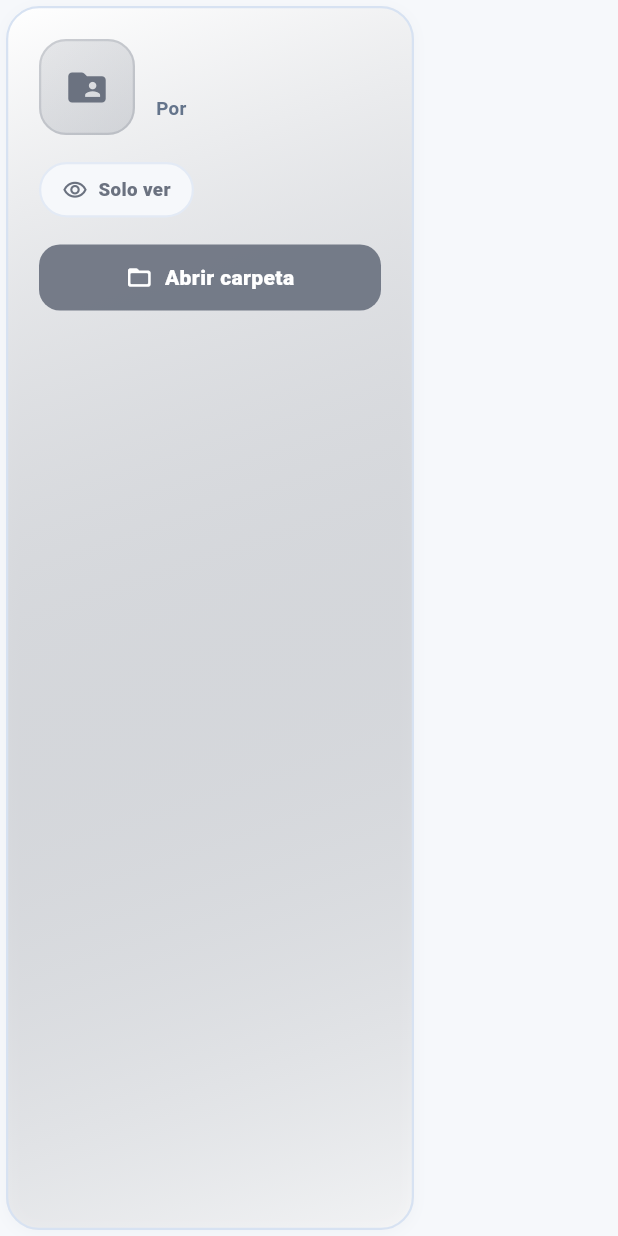
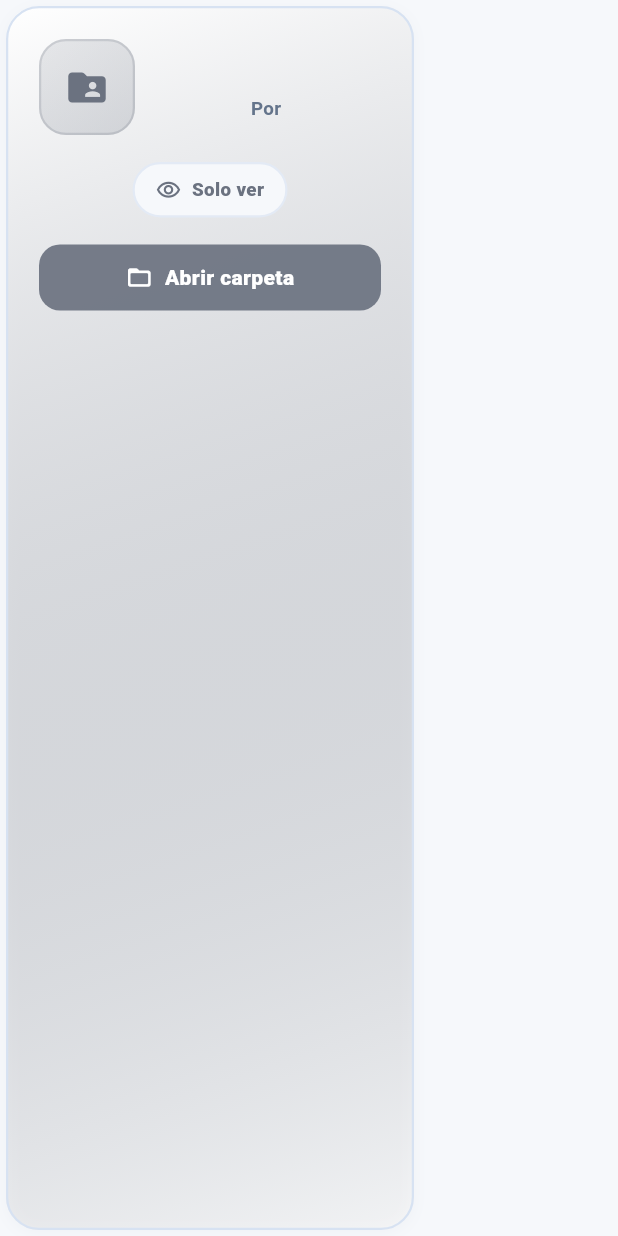
Before and after one commit to Jaumemh/Droply, a Flutter app: the _SharedFolderHoverCard widget shown alone on an empty page, opened directly with empty values, on a phone screen of 412 x 824 dp. Run offline on Flutter 3.47's test engine with Material 3 defaults, Android fonts, the phone set to English and light mode, and no system bars; our stand-ins replace file_picker, flutter_dotenv, image_picker, supabase_flutter; missing offline and left inert: dart:html, dart:ui_web, syncfusion_flutter_pdfviewer; accounts and stored records are empty; network calls fail; statements that could not run were skipped.

Commit message:
Commit Sprint 10

```diff
--- a/droply/lib/features/dashboard/presentation/dashboard_view.dart
+++ b/droply/lib/features/dashboard/presentation/dashboard_view.dart
@@ -2895,7 +2895,7 @@ class _SharedFolderHoverCardState extends State<_SharedFolderHoverCard> {
               child: Padding(
                 padding: const EdgeInsets.all(22),
                 child: Column(
-                  crossAxisAlignment: CrossAxisAlignment.start,
+                  crossAxisAlignment: CrossAxisAlignment.center,
                   children: [
                     Row(
                       children: [
@@ -2945,10 +2945,11 @@ class _SharedFolderHoverCardState extends State<_SharedFolderHoverCard> {
                         const SizedBox(width: 14),
                         Expanded(
                           child: Column(
-                            crossAxisAlignment: CrossAxisAlignment.start,
+                            crossAxisAlignment: CrossAxisAlignment.center,
                             children: [
                               Text(
                                 share.folderName ?? 'Carpeta compartida',
+                                textAlign: TextAlign.center,
                                 maxLines: 2,
                                 overflow: TextOverflow.ellipsis,
                                 style: const TextStyle(
@@ -2974,7 +2975,8 @@ class _SharedFolderHoverCardState extends State<_SharedFolderHoverCard> {
                       ],
                     ),
                     const SizedBox(height: 18),
-                    Container(
+                    Center(
+                    child: Container(
                       padding: const EdgeInsets.symmetric(
                         horizontal: 14,
                         vertical: 8,
@@ -3006,6 +3008,7 @@ class _SharedFolderHoverCardState extends State<_SharedFolderHoverCard> {
                           ),
                         ],
                       ),
+                    ),
                     ),
                     if (widget.isHighlighted) ...[
                       const SizedBox(height: 12),
```
